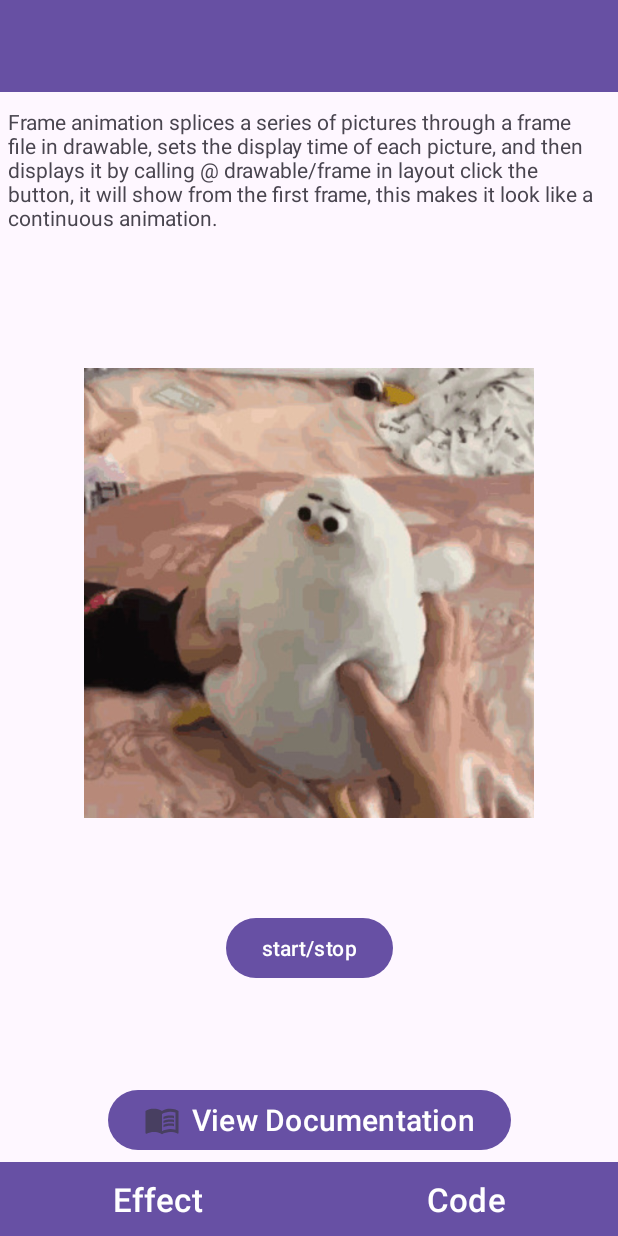
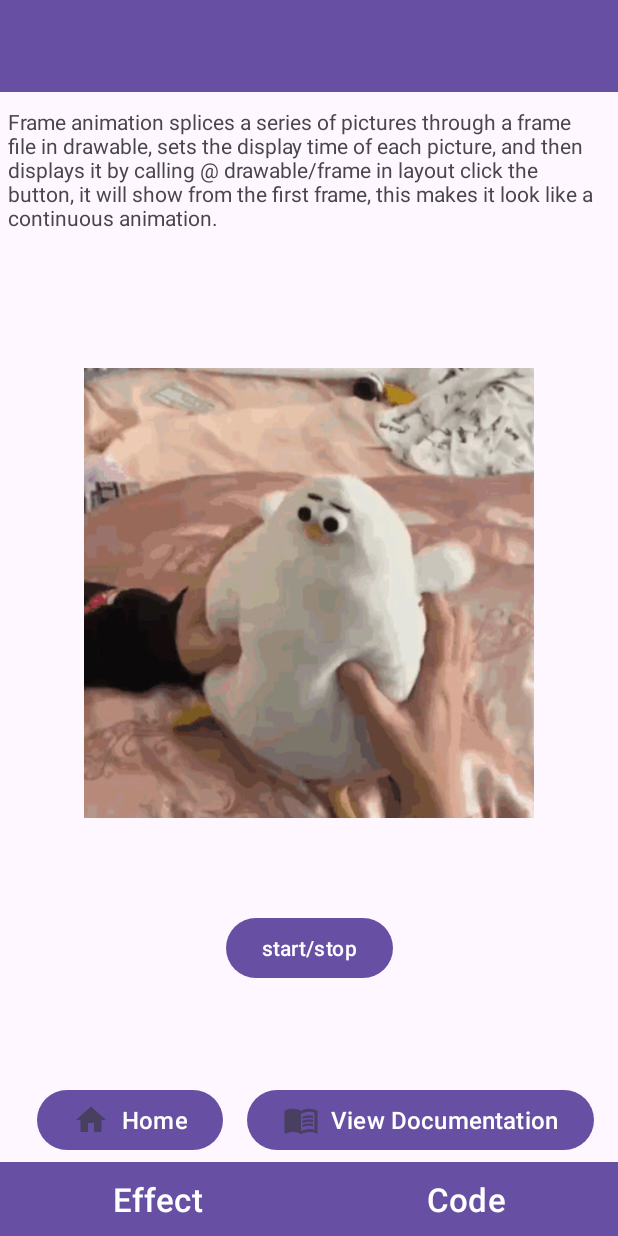
Before and after one commit to 2JyinLogic/Android-All-in-One-Learning-App, an Android app: the layout activity_frameanimations_example.xml on its own in the app's theme, with its tools: preview values and no code run, on a phone screen of 412 x 824 dp. Run offline under Robolectric (Android 15) with nearby library versions, the phone set to English and light mode, and no system bars.

Commit message:
Add the home button to Yihui's part

```diff
--- a/app/src/main/java/com/can301/gp/demos/FrameAnimationsExample.java
+++ b/app/src/main/java/com/can301/gp/demos/FrameAnimationsExample.java
@@ -19,6 +19,7 @@ import androidx.appcompat.app.AlertDialog;
 import androidx.appcompat.app.AppCompatActivity;
 
 import com.can301.gp.Demonstration;
+import com.can301.gp.MainActivity;
 import com.can301.gp.R;
 import com.can301.gp.codepage.CodePage;
 
@@ -69,6 +70,14 @@ public class FrameAnimationsExample extends AppCompatActivity {
             Dialog diag = builder.create();
             diag.show();
         }
+    }
+
+    /**
+     * Go home when the user clicks the home button.
+     * @param view
+     */
+    public void goHome(View view) {
+        MainActivity.goBackToHomePage(this);
     }
 
 // Don't change END
--- a/app/src/main/res/layout/activity_frameanimations_example.xml
+++ b/app/src/main/res/layout/activity_frameanimations_example.xml
@@ -71,13 +71,25 @@
         android:id="@+id/docLink"
         android:layout_width="wrap_content"
         android:layout_height="wrap_content"
+        android:layout_marginEnd="16dp"
         android:layout_marginBottom="4dp"
         android:drawableLeft="@drawable/ic_view_documentation"
         android:text="View Documentation"
-        android:textSize="20sp"
+        android:textSize="16sp"
         app:layout_constraintBottom_toTopOf="@+id/linearLayout"
-        app:layout_constraintEnd_toEndOf="parent"
-        app:layout_constraintStart_toStartOf="parent" />
+        app:layout_constraintEnd_toEndOf="parent" />
+
+    <Button
+        android:id="@+id/homeButton"
+        android:layout_width="wrap_content"
+        android:layout_height="wrap_content"
+        android:layout_marginEnd="16dp"
+        android:drawableLeft="@drawable/ic_home_button"
+        android:onClick="goHome"
+        android:text="Home"
+        android:textSize="16sp"
+        app:layout_constraintEnd_toStartOf="@+id/docLink"
+        app:layout_constraintTop_toTopOf="@+id/docLink" />
 
     <LinearLayout
         android:id="@+id/linearLayout"
```
